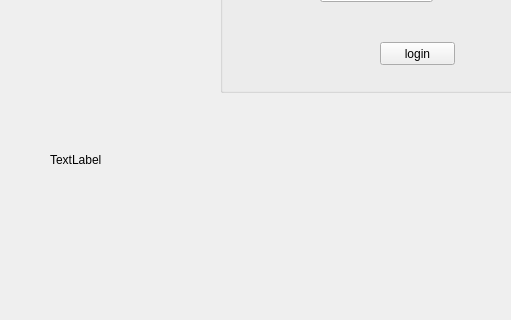
The window that mainwindow.ui (zeinebzarrouk/projet-cpp) describes before a commit, drawn with Qt 5; both pictures show x 0 to 511 and y 188 to 508 of the 800 by 600 pixel window.
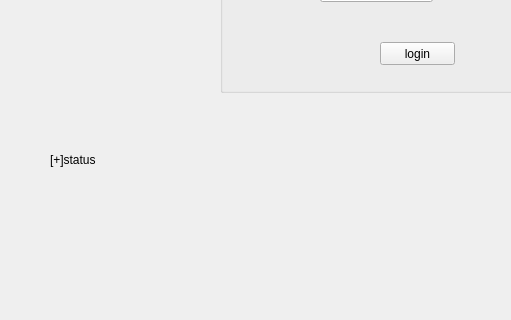
The same window after the commit.

Diff of the .ui file:
```diff
--- a/mainwindow.ui
+++ b/mainwindow.ui
@@ -96,7 +96,7 @@
      </rect>
     </property>
     <property name="text">
-     <string>TextLabel</string>
+     <string>[+]status</string>
     </property>
    </widget>
   </widget>
```
Left out of the diff: 3 changed lines with no effect on the pictures.
